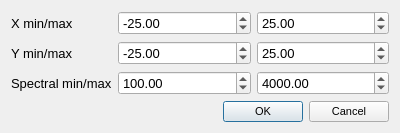
Old version of the form Vespucci/GUI/Processing/cropdialog.ui in the repository VespucciProject/Vespucci.
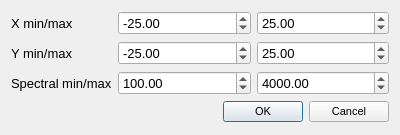
New version of the form.

Patch:
```diff
--- a/Vespucci/GUI/Processing/cropdialog.ui
+++ b/Vespucci/GUI/Processing/cropdialog.ui
@@ -7,7 +7,7 @@
     <x>0</x>
     <y>0</y>
     <width>400</width>
-    <height>131</height>
+    <height>135</height>
    </rect>
   </property>
   <property name="font">
```
Left out of the diff: 6 changed lines with no effect on the pictures.
